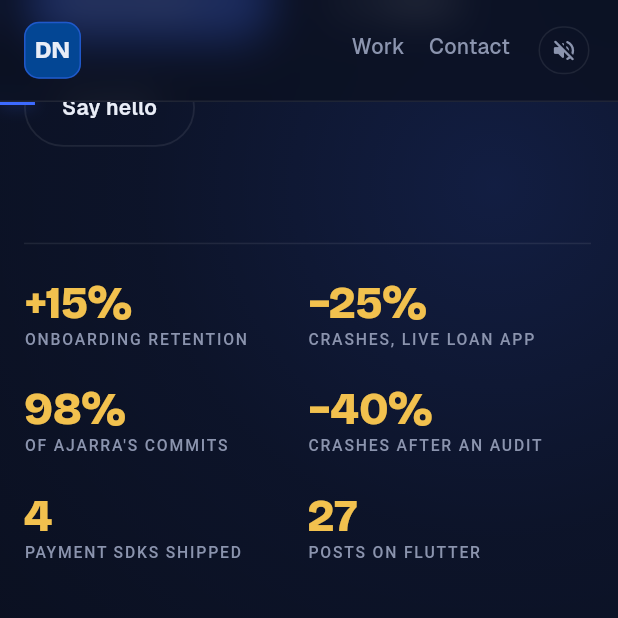
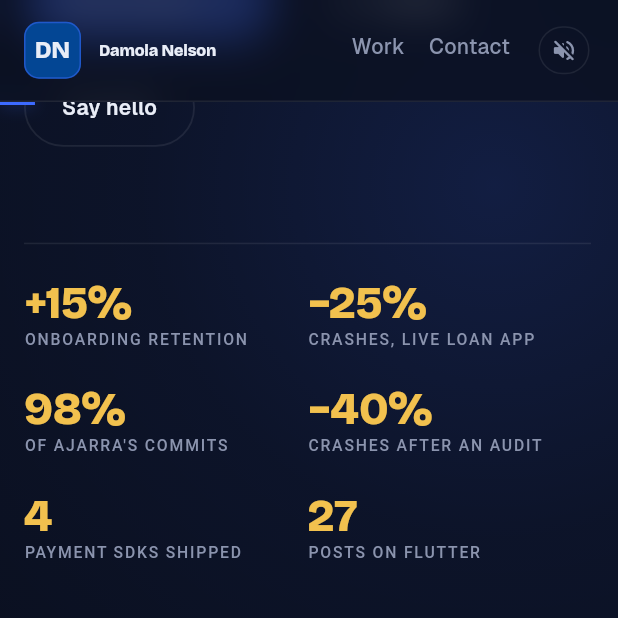
Before and after one commit to damooola/portfolio, a Flutter app: the screen it shows after launch, scrolled down 576 dp, on a phone screen of 412 x 824 dp, the top half of it. Run offline on Flutter 3.47's test engine with Material 3 defaults, Android fonts, the light colour scheme and no system bars; drawn by our look-alikes of flutter_animate; our stand-ins replace audioplayers, flutter_map, google_fonts, latlong2, shared_preferences, visibility_detector; network calls fail.

Commit message:
feat: write the name into the nav as the hero name scrolls away

```diff
--- a/lib/main.dart
+++ b/lib/main.dart
@@ -67,6 +67,7 @@ class _PortfolioHomeState extends State<PortfolioHome> {
   final _careerKey = GlobalKey();
   final _skillsKey = GlobalKey();
   final _afterHoursKey = GlobalKey();
+  final _heroNameKey = GlobalKey();
   final _writingKey = GlobalKey();
   final _contactKey = GlobalKey();
 
@@ -193,6 +194,8 @@ class _PortfolioHomeState extends State<PortfolioHome> {
       extendBodyBehindAppBar: true,
       appBar: NavBar(
         onHome: _scrollToTop,
+        scroll: _scrollController,
+        heroNameKey: _heroNameKey,
         links: [
           NavLink('Work', () => _scrollTo(_workKey)),
           NavLink('Career', () => _scrollTo(_careerKey)),
@@ -212,6 +215,7 @@ class _PortfolioHomeState extends State<PortfolioHome> {
                 children: [
                   const SizedBox(height: 68),
                   HeroSection(
+                    nameKey: _heroNameKey,
                     onViewWork: () => _scrollTo(_workKey),
                     onContact: () => _scrollTo(_contactKey),
                   ),
--- a/lib/widgets/hero_section.dart
+++ b/lib/widgets/hero_section.dart
@@ -10,10 +10,14 @@ class HeroSection extends StatelessWidget {
   final VoidCallback onViewWork;
   final VoidCallback onContact;
 
+  /// On the big name, so the nav can tell when it has scrolled away.
+  final Key? nameKey;
+
   const HeroSection({
     super.key,
     required this.onViewWork,
     required this.onContact,
+    this.nameKey,
   });
 
   @override
@@ -54,8 +58,14 @@ class HeroSection extends StatelessWidget {
       children: [
         const _StatusPill(),
         const SizedBox(height: AppSpacing.lg),
-        nameLine(ProfileData.firstName, 0),
-        nameLine(ProfileData.lastName, ProfileData.firstName.length),
+        Column(
+          key: nameKey,
+          crossAxisAlignment: CrossAxisAlignment.start,
+          children: [
+            nameLine(ProfileData.firstName, 0),
+            nameLine(ProfileData.lastName, ProfileData.firstName.length),
+          ],
+        ),
         const SizedBox(height: AppSpacing.md),
         ConstrainedBox(
           constraints: const BoxConstraints(maxWidth: 620),
--- a/lib/widgets/nav_bar.dart
+++ b/lib/widgets/nav_bar.dart
@@ -19,11 +19,18 @@ class NavBar extends StatelessWidget implements PreferredSizeWidget {
   final List<NavLink> links;
   final List<Widget> trailing;
 
+  /// The page's scroll and the hero name: once the big name scrolls under
+  /// the nav, a small copy writes itself in beside the logo.
+  final ScrollController? scroll;
+  final GlobalKey? heroNameKey;
+
   const NavBar({
     super.key,
     required this.onHome,
     required this.links,
     this.trailing = const [],
+    this.scroll,
+    this.heroNameKey,
   });
 
   @override
@@ -68,6 +75,17 @@ class NavBar extends StatelessWidget implements PreferredSizeWidget {
                   child: Row(
                     children: [
                       _Monogram(onTap: onHome),
+                      if (scroll != null && heroNameKey != null)
+                        Flexible(
+                          child: _ScrolledName(
+                            scroll: scroll!,
+                            heroNameKey: heroNameKey!,
+                            navBottom:
+                                MediaQuery.paddingOf(context).top +
+                                preferredSize.height,
+                            onTap: onHome,
+                          ),
+                        ),
                       const Spacer(),
                       for (final link in shown) ...[
                         _NavText(link: link),
@@ -301,3 +319,97 @@ class NowPlayingPill extends StatelessWidget {
     );
   }
 }
+
+/// "Damola Nelson" beside the logo, tied to scroll position rather than a
+/// timer: as the hero name slides under the nav, the letters rise in one by
+/// one; scroll back up and they sink away again.
+class _ScrolledName extends StatelessWidget {
+  final ScrollController scroll;
+  final GlobalKey heroNameKey;
+  final double navBottom;
+  final VoidCallback onTap;
+
+  const _ScrolledName({
+    required this.scroll,
+    required this.heroNameKey,
+    required this.navBottom,
+    required this.onTap,
+  });
+
+  /// 0 while the hero name is fully visible below the nav, 1 once it has
+  /// completely passed under it.
+  double _progress() {
+    final box = heroNameKey.currentContext?.findRenderObject();
+    if (box is! RenderBox || !box.attached || !box.hasSize) return 0;
+    final top = box.localToGlobal(Offset.zero).dy;
+    final height = box.size.height;
+    if (height <= 0) return 0;
+    return ((navBottom - top) / height).clamp(0.0, 1.0);
+  }
+
+  @override
+  Widget build(BuildContext context) {
+    final reduced = AppMotion.reduced(context);
+    const name = ProfileData.name;
+    const stagger = 5.0; // how many letters are mid-animation at once
+
+    return ListenableBuilder(
+      listenable: scroll,
+      builder: (context, _) {
+        final p = _progress();
+        if (p == 0) return const SizedBox.shrink();
+
+        return Semantics(
+          label: name,
+          button: true,
+          excludeSemantics: true,
+          child: MouseRegion(
+            cursor: SystemMouseCursors.click,
+            child: GestureDetector(
+              onTap: onTap,
+              child: Padding(
+                padding: const EdgeInsets.only(left: 12),
+                child: FittedBox(
+                  fit: BoxFit.scaleDown,
+                  alignment: Alignment.centerLeft,
+                  child: Row(
+                    mainAxisSize: MainAxisSize.min,
+                    children: [
+                      for (var i = 0; i < name.length; i++)
+                        Builder(
+                          builder: (context) {
+                            // Each letter has its own slice of the scroll.
+                            final t = reduced
+                                ? p
+                                : ((p * (name.length + stagger) - i) / stagger)
+                                      .clamp(0.0, 1.0);
+                            final eased = Curves.easeOutCubic.transform(t);
+                            return Opacity(
+                              opacity: eased,
+                              child: Transform.translate(
+                                offset: Offset(
+                                  0,
+                                  reduced ? 0 : (1 - eased) * 14,
+                                ),
+                                child: Text(
+                                  name[i],
+                                  style: AppText.display.copyWith(
+                                    fontSize: 18,
+                                    letterSpacing: -0.2,
+                                  ),
+                                ),
+                              ),
+                            );
+                          },
+                        ),
+                    ],
+                  ),
+                ),
+              ),
+            ),
+          ),
+        );
+      },
+    );
+  }
+}
```
Also changed, not shown: 1 other file.
